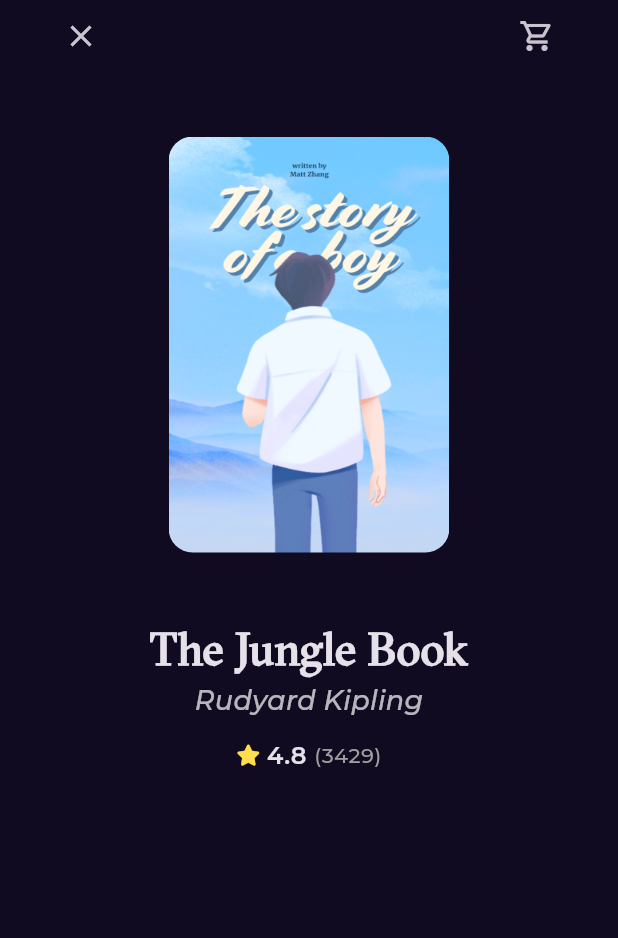
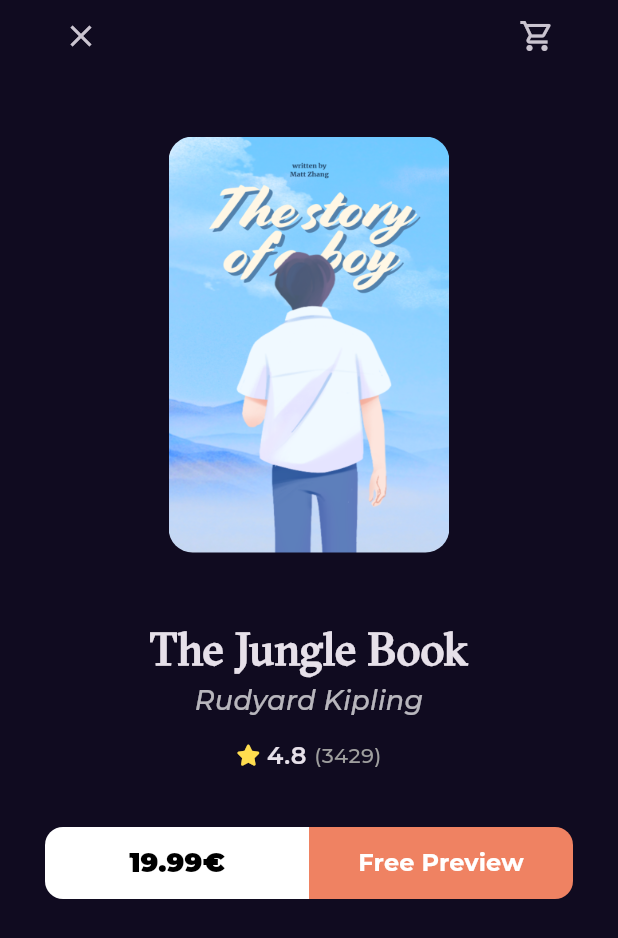
Before and after one commit to mano299/bookly, a Flutter app: the BookDetailsView screen opened by its route, on a phone screen of 412 x 824 dp. Shown: the top 938 px of the screen. Run offline on Flutter 3.47's test engine with Material 3 defaults, Android fonts, the phone set to English and light mode, and no system bars; our stand-ins replace flutter_svg, font_awesome_flutter, go_router, google_fonts.

Commit message:
add price and preview to book details body

```diff
--- a/lib/features/home/presention/widgets/book_details_view_body.dart
+++ b/lib/features/home/presention/widgets/book_details_view_body.dart
@@ -33,7 +33,8 @@
           BookRating(
             mainAxisAlignment: MainAxisAlignment.center,
           ),
-          SizedBox(height: 16),
+          SizedBox(height: 36),
+          PriceAndPreview(),
         ],
       ),
     );
--- /dev/null
+++ b/lib/features/home/presention/widgets/custom_button.dart
@@ -0,0 +1,43 @@
+import 'package:bookly/core/utils/styles.dart';
+import 'package:flutter/material.dart';
+
+class CustomButton extends StatelessWidget {
+  const CustomButton({
+    super.key,
+    required this.text,
+    this.borderRadius,
+    required this.backgroundColor,
+    required this.textColor,
+    required this.fontWeight,
+    this.fontSize,
+  });
+  final String text;
+  final BorderRadius? borderRadius;
+  final Color backgroundColor;
+  final Color textColor;
+  final FontWeight fontWeight;
+  final double? fontSize;
+  @override
+  Widget build(BuildContext context) {
+    return SizedBox(
+      height: 48,
+      child: TextButton(
+
+        style: TextButton.styleFrom(
+
+            backgroundColor: backgroundColor,
+            shape:
+                RoundedRectangleBorder(borderRadius: borderRadius ?? BorderRadius.circular(16))),
+        onPressed: () {},
+        child: Text(
+          text,
+          style: Styles.textStyle18.copyWith(
+            fontWeight: fontWeight,
+            color: textColor,
+            fontSize: fontSize ?? 18,
+          ),
+        ),
+      ),
+    );
+  }
+}
--- a/lib/features/home/presention/widgets/price_and_preview.dart
+++ b/lib/features/home/presention/widgets/price_and_preview.dart
@@ -1,5 +1,6 @@
-import 'package:bookly/core/utils/styles.dart';
 import 'package:flutter/material.dart';
+
+import 'custom_button.dart';
 
 class PriceAndPreview extends StatelessWidget {
   const PriceAndPreview({super.key});
@@ -7,46 +8,33 @@
   @override
   Widget build(BuildContext context) {
     return Row(
-      mainAxisAlignment: MainAxisAlignment.center,
-      // children: [
-      //   Container(
-      //     height: 48,
-      //     width: 150,
-      //     decoration: BoxDecoration(
-      //       color: Colors.white,
-      //       borderRadius: BorderRadius.only(
-      //         topLeft: Radius.circular(16),
-      //         bottomLeft: Radius.circular(16),
-      //       ),
-      //     ),
-      //     child: Center(
-      //       child: Text(
-      //         '19.99 €',
-      //         style: Styles.textStyle18.copyWith(
-      //           color: Colors.black,
-      //           fontWeight: FontWeight.bold,
-      //         ),
-      //       ),
-      //     ),
-      //   ),
-      //   Container(
-      //     height: 48,
-      //     width: 150,
-      //     decoration: BoxDecoration(
-      //       color: Color(0xffEF8262),
-      //       borderRadius: BorderRadius.only(
-      //         topRight: Radius.circular(16),
-      //         bottomRight: Radius.circular(16),
-      //       ),
-      //     ),
-      //     child: Center(
-      //       child: Text(
-      //         'Free Preview',
-      //         style: Styles.textStyle16.copyWith(fontWeight: FontWeight.bold),
-      //       ),
-      //     ),
-      //   ),
-      // ],
+      children: [
+        Expanded(
+          child: CustomButton(
+            text: '19.99€',
+            backgroundColor: Colors.white,
+            fontWeight: FontWeight.w900,
+            textColor: Colors.black,
+            borderRadius: BorderRadius.only(
+              topLeft: Radius.circular(12),
+              bottomLeft: Radius.circular(12),
+            ),
+          ),
+        ),
+        Expanded(
+          child: CustomButton(
+            text: 'Free Preview',
+            backgroundColor: Color(0xffEF8262),
+            fontWeight: FontWeight.w700,
+            textColor: Colors.white,
+            borderRadius: BorderRadius.only(
+              topRight: Radius.circular(12),
+              bottomRight: Radius.circular(12),
+            ),
+            fontSize: 16,
+          ),
+        ),
+      ],
     );
   }
 }
```
